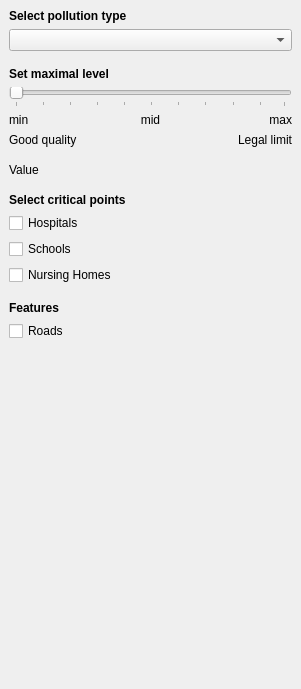
Before: the Qt Designer form plugins/PluginForAirqInRotterdam/airq_rotterdam_dockwidget_base.ui in sticx/Air-pollution-Rotterdam, drawn with Qt 5.
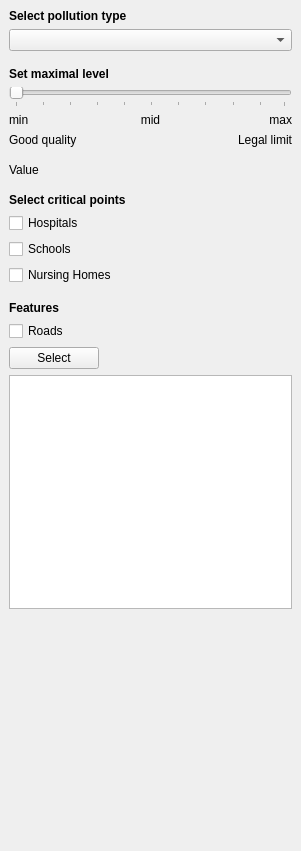
After: the same form once the commit is applied.

Commit message: neighbourhood info in progress, selection tool working

What changed in the file:
```diff
--- a/plugins/PluginForAirqInRotterdam/airq_rotterdam_dockwidget_base.ui
+++ b/plugins/PluginForAirqInRotterdam/airq_rotterdam_dockwidget_base.ui
@@ -7,7 +7,7 @@
     <x>0</x>
     <y>0</y>
     <width>301</width>
-    <height>689</height>
+    <height>851</height>
    </rect>
   </property>
   <property name="windowTitle">
@@ -32,7 +32,7 @@
       </property>
      </widget>
     </item>
-    <item row="17" column="3">
+    <item row="19" column="3">
      <spacer name="verticalSpacer_2">
       <property name="orientation">
        <enum>Qt::Vertical</enum>
@@ -212,6 +212,26 @@
       </property>
      </layout>
     </item>
+    <item row="9" column="3">
+     <layout class="QVBoxLayout" name="verticalLayout_2">
+      <property name="bottomMargin">
+       <number>10</number>
+      </property>
+     </layout>
+    </item>
+    <item row="17" column="3">
+     <widget class="QPushButton" name="selectButton">
+      <property name="text">
+       <string>Select</string>
+      </property>
+      <property name="checkable">
+       <bool>true</bool>
+      </property>
+     </widget>
+    </item>
+    <item row="18" column="3" colspan="3">
+     <widget class="QTextBrowser" name="neighbourhoodInfo"/>
+    </item>
    </layout>
   </widget>
  </widget>
```
Left out of the diff: 7 changed lines with no effect on the pictures. The commit also changes 1 other file.
